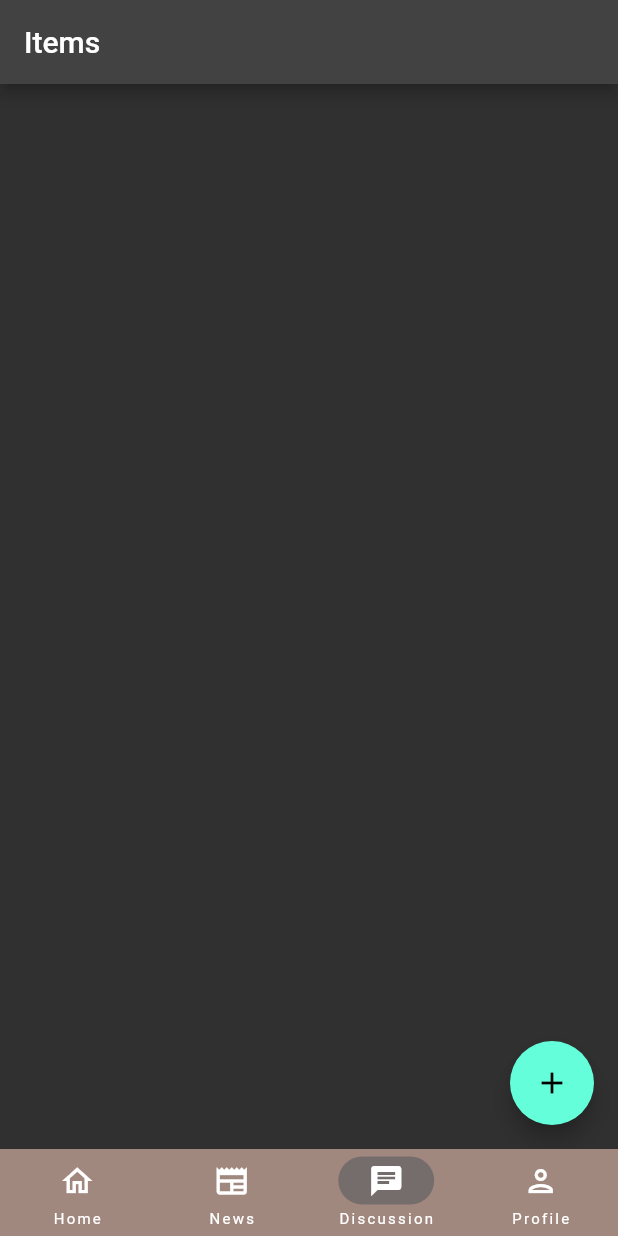
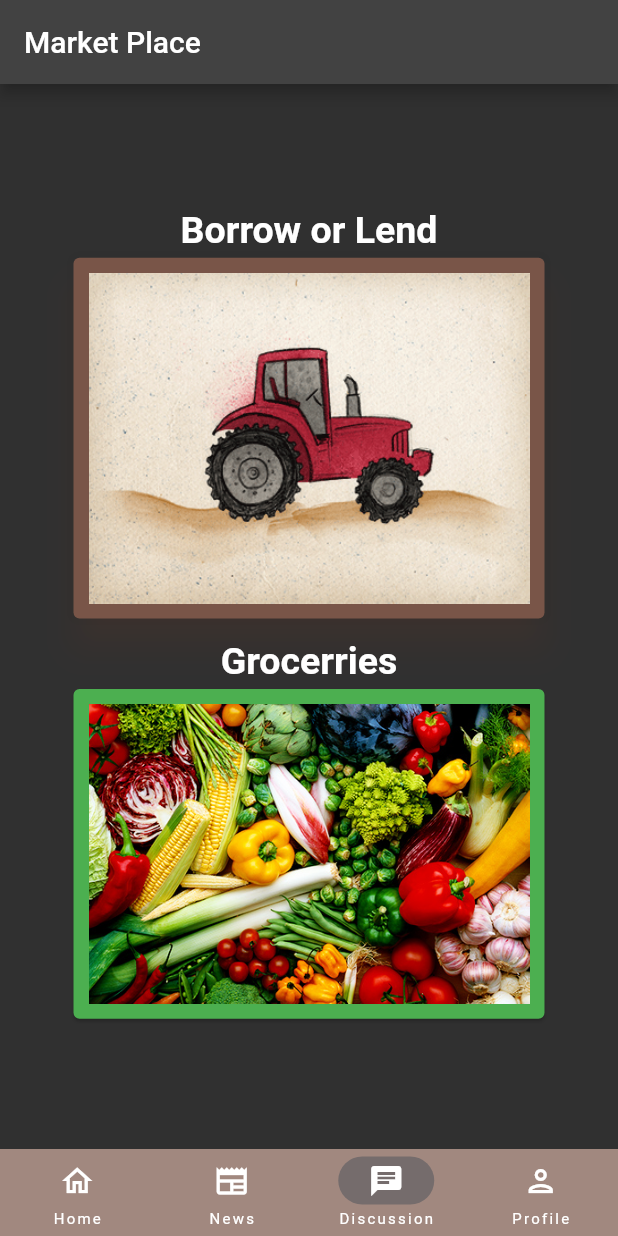
Before and after one commit to HARSH-17177/Agrow-App, a Flutter app: the screen it shows once a user with an empty profile is signed in, item 3 of the bottom bar chosen, on a phone screen of 412 x 824 dp. Run offline on Flutter 3.47's test engine with Material 2 defaults, Android fonts, the light colour scheme and no system bars; our stand-ins replace cloud_firestore, email_validator, firebase_auth, firebase_core, firebase_storage, font_awesome_flutter and 1 more; accounts and stored records are empty; network calls fail.

Commit message:
app updated

```diff
--- /dev/null
+++ b/lib/screen/discussion_page.dart
@@ -0,0 +1,57 @@
+import 'package:flutter/material.dart';
+import 'package:jit_gaye_hackathon/screen/buyer_seller/Lender_borrower/lender_borrower_page.dart';
+import 'package:jit_gaye_hackathon/screen/buyer_seller/grocerry/discussion_room.dart';
+
+class Discussion extends StatelessWidget {
+  const Discussion({super.key});
+
+  @override
+  Widget build(BuildContext context) {
+    return Scaffold(
+      appBar: AppBar(
+        title: const Text("Market Place"),
+      ),
+      body: Column(
+        mainAxisAlignment: MainAxisAlignment.center,
+        children: [
+          const Text(
+            "Borrow or Lend",
+            style: TextStyle(fontSize: 25, fontWeight: FontWeight.bold),
+          ),
+          InkWell(
+            onTap: () => Navigator.push(context,
+                MaterialPageRoute(builder: (context) => LenderBorrower())),
+            child: Container(
+                margin:
+                    const EdgeInsets.only(left: 45.0, right: 45, bottom: 10),
+                child: Card(
+                  shadowColor: Colors.brown,
+                  color: Colors.brown,
+                  elevation: 10,
+                  child: Padding(
+                    padding: const EdgeInsets.all(10),
+                    child: Image.asset("images/tractor3.gif"),
+                  ),
+                )),
+          ),
+          const Text(
+            "Grocerries",
+            style: TextStyle(fontSize: 25, fontWeight: FontWeight.bold),
+          ),
+          InkWell(
+            onTap: () => Navigator.push(
+                context, MaterialPageRoute(builder: (context) => ItemList())),
+            child: Container(
+                margin: const EdgeInsets.only(left: 45.0, right: 45),
+                child: Card(
+                    color: Colors.green,
+                    child: Padding(
+                      padding: const EdgeInsets.all(10.0),
+                      child: Image.asset("images/unnamed.jpg"),
+                    ))),
+          )
+        ],
+      ),
+    );
+  }
+}
--- a/lib/screen/front screen.dart
+++ b/lib/screen/front screen.dart
@@ -1,5 +1,6 @@
 import 'package:flutter/material.dart';
-import 'package:jit_gaye_hackathon/screen/buyer_seller/discussion_room.dart';
+import 'package:jit_gaye_hackathon/screen/buyer_seller/grocerry/discussion_room.dart';
+import 'package:jit_gaye_hackathon/screen/discussion_page.dart';
 import 'package:jit_gaye_hackathon/screen/image_send/image_send.dart';
 import 'package:jit_gaye_hackathon/screen/latest_news.dart';
 import 'package:jit_gaye_hackathon/screen/profile.dart';
@@ -15,7 +16,7 @@ class _HomeScreenState extends State<HomeScreen> {
   List<Widget> pages = [
     const ImageSendOption(),
     const LatestNews(),
-    ItemList(),
+    const Discussion(),
     const Profile(),
   ];
 
```
Also changed, not shown: lib/screen/buyer_seller/Lender_borrower/add_borrow_item.dart (renamed from lib/screen/buyer_seller/add_post.dart, +13 -12 lines), lib/screen/buyer_seller/Lender_borrower/lender_borrower_page.dart (renamed from lib/screen/buyer_seller/discussion_room.dart, +12 -15 lines), lib/screen/buyer_seller/edit_post.dart (deleted, +0 -84 lines), lib/screen/buyer_seller/grocerry/add_post.dart (added, +170 -0 lines), lib/screen/buyer_seller/grocerry/discussion_room.dart (added, +160 -0 lines), lib/trash/homepage.dart (deleted, +0 -52 lines), images/images.jpeg (added), images/tractor3.gif (added), images/unnamed.jpg (added), 1 other file.
